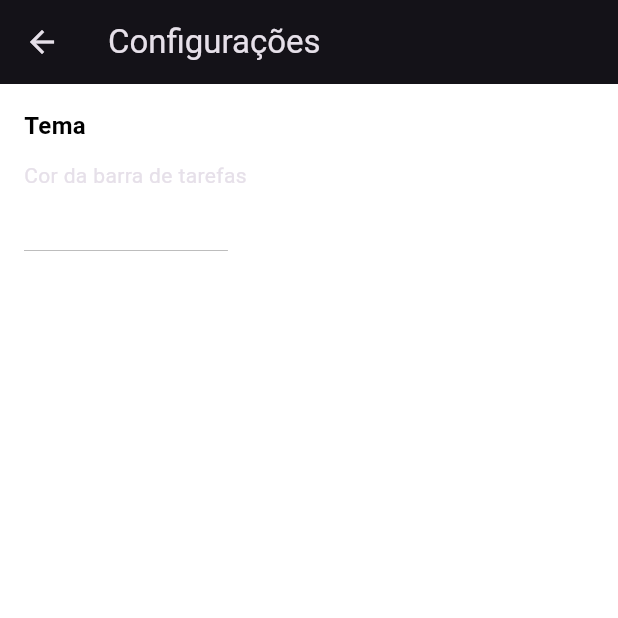
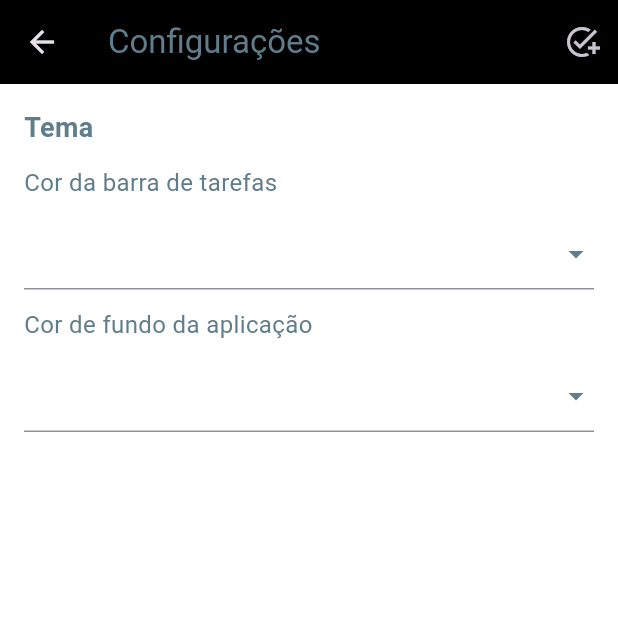
Before and after one commit to Siiki-89/listagem_favoritos_youtube, a Flutter app: the screen it shows after launch, after a tap on the "search" icon, after a tap on the "construction" icon, on a phone screen of 412 x 824 dp, the top half of it. Run offline on Flutter 3.47's test engine with Material 3 defaults, Android fonts, the phone set to English and light mode, and no system bars; our stand-ins replace shared_preferences; missing offline and left inert: network_info_plus; network calls fail.

Commit message:
apenas falta comentar

```diff
--- a/favoritos/lib/main.dart
+++ b/favoritos/lib/main.dart
@@ -6,12 +6,15 @@ import 'package:listagem_favoritos_youtube/view/page/config_page.dart';
 import 'package:listagem_favoritos_youtube/view/page/listagem_page.dart';
 import 'package:provider/provider.dart';
 
-void main() {
+void main() async {
+  WidgetsFlutterBinding.ensureInitialized();
+  final corProvider = CorProvider();
+  await corProvider.carregarCores();
   runApp(
     MultiProvider(
       providers: [
         ChangeNotifierProvider(create: (_) => InfoVideoProvider()),
-        ChangeNotifierProvider(create: (_) => CorProvider()),
+        ChangeNotifierProvider<CorProvider>.value(value: corProvider),
       ],
       child: MyApp(),
     ),
--- a/favoritos/lib/provider/cor_provider.dart
+++ b/favoritos/lib/provider/cor_provider.dart
@@ -2,21 +2,57 @@ import 'package:flutter/material.dart';
 import 'package:listagem_favoritos_youtube/model/cor_model.dart';
 import 'package:listagem_favoritos_youtube/view/page/config_page.dart';
 import 'package:provider/provider.dart';
+import 'package:shared_preferences/shared_preferences.dart';
 
 class CorProvider with ChangeNotifier {
   List<Cores> _cores = [
     Cores(nome: 'Azul', cor: Colors.blue),
     Cores(nome: 'Verde', cor: Colors.green),
-    Cores(nome: "Preto", cor: Colors.black),
+    Cores(nome: "Roxo", cor: Colors.purple),
     Cores(nome: 'Vermelho', cor: Colors.red),
+    Cores(nome: 'Branco', cor: Colors.white),
+    Cores(nome: 'Preto', cor: Colors.black),
   ];
-  Cores? _corSelecionada;
+  Cores? _corSelecionadaTarefa;
+  Cores? _corSelecionadaBackground;
 
   List<Cores> get cores => _cores;
-  Cores? get corSelecionada => _corSelecionada;
+  Cores? get corSelecionadaTarefa => _corSelecionadaTarefa;
+  Cores? get corSelecionadaBackground => _corSelecionadaBackground;
 
-  void selecionar (Cores? cor){
-    _corSelecionada = cor;
+  void selecionarCorTarefa(Cores? cor) {
+    _corSelecionadaTarefa = cor;
+    notifyListeners();
+  }
+
+  void selecionarCorBackground(Cores? cor) {
+    _corSelecionadaBackground = cor;
+    notifyListeners();
+  }
+
+  Future<void> salvarCores() async {
+    final prefs = await SharedPreferences.getInstance();
+    await prefs.setInt('backgroundColor', _corSelecionadaBackground!.cor.value);
+    await prefs.setInt('tarefaColor', _corSelecionadaTarefa!.cor.value);
+  }
+
+  Future<void> carregarCores() async {
+    final prefs = await SharedPreferences.getInstance();
+    final backgroundColor = prefs.getInt('backgroundColor');
+    final tarefaColor = prefs.getInt('tarefaColor');
+
+    if (backgroundColor != null) {
+      _corSelecionadaBackground = _cores.firstWhere(
+        (c) => c.cor.value == backgroundColor,
+      );
+    }
+
+    if (tarefaColor != null) {
+      _corSelecionadaTarefa = _cores.firstWhere(
+        (c) => c.cor.value == tarefaColor,
+      );
+    }
+
     notifyListeners();
   }
 }
--- a/favoritos/lib/service/video_service.dart
+++ b/favoritos/lib/service/video_service.dart
@@ -5,7 +5,7 @@ import 'package:listagem_favoritos_youtube/model/video_model.dart';
 import 'package:network_info_plus/network_info_plus.dart';
 
 Future<Video?> buscarVideo(String id, String categoria) async {
-   final ipv4 = await NetworkInfo().getWifiIP();
+  final ipv4 = '192.168.1.10';
   final urlListar = 'http://$ipv4:8888/video/$id';
   Uri uri = Uri.parse(urlListar);
   try {
--- a/favoritos/lib/view/page/config_page.dart
+++ b/favoritos/lib/view/page/config_page.dart
@@ -11,35 +11,83 @@ class ConfigPage extends StatelessWidget {
     final corProvider = context.watch<CorProvider>();
 
     return Scaffold(
-      backgroundColor: Colors.white,
+      backgroundColor:
+          corProvider.corSelecionadaBackground?.cor ?? Colors.white,
       appBar: AppBar(
-        title: Text('Configurações'),
+        backgroundColor: corProvider.corSelecionadaTarefa?.cor ?? Colors.black,
+        title: Text('Configurações', style: TextStyle(color: Colors.blueGrey)),
+        actions: [
+          IconButton(
+            onPressed: () async {
+              await corProvider.salvarCores();
+              ScaffoldMessenger.of(
+                context,
+              ).showSnackBar(SnackBar(content: Text('Cores salvas!')));
+            },
+            icon: Icon(Icons.add_task),
+          ),
+        ],
       ),
       body: Padding(
         padding: EdgeInsets.all(16),
         child: Column(
+          spacing: 12,
           crossAxisAlignment: CrossAxisAlignment.start,
           children: [
             Text(
               'Tema',
               style: TextStyle(
-                color: Colors.black,
+                color: Colors.blueGrey,
                 fontWeight: FontWeight.bold,
-                fontSize: 16,
+                fontSize: 18,
               ),
             ),
-            SizedBox(height: 12),
-            Text('Cor da barra de tarefas'),
-            DropdownButton<Cores>(
-              hint: Text('Selecione a cor'),
-              value: corProvider.corSelecionada,
-              onChanged: corProvider.selecionar,
-              items: corProvider.cores.map((Cores cor) {
+            Text(
+              'Cor da barra de tarefas',
+              style: TextStyle(color: Colors.blueGrey, fontSize: 16),
+            ),
+            DropdownButtonFormField<Cores>(
+              dropdownColor: Colors.grey.shade200,
+              icon: Icon(Icons.arrow_drop_down, color: Colors.blueGrey),
+              decoration: InputDecoration(
+                focusedBorder: UnderlineInputBorder(
+                  borderSide: BorderSide(color: Colors.blueGrey),
+                ),
+              ),
+              value: corProvider.corSelecionadaTarefa,
+              onChanged: corProvider.selecionarCorTarefa,
+              items:
+                  corProvider.cores.map((Cores cor) {
                     return DropdownMenuItem<Cores>(
                       value: cor,
                       child: Text(
                         cor.nome,
-                    style: TextStyle(color: cor.cor),
+                        style: TextStyle(color: Colors.blueGrey),
+                      ),
+                    );
+                  }).toList(),
+            ),
+            Text(
+              'Cor de fundo da aplicação',
+              style: TextStyle(color: Colors.blueGrey, fontSize: 16),
+            ),
+            DropdownButtonFormField(
+              dropdownColor: Colors.grey.shade200,
+              icon: Icon(Icons.arrow_drop_down, color: Colors.blueGrey),
+              value: corProvider.corSelecionadaBackground,
+              decoration: InputDecoration(
+                focusedBorder: UnderlineInputBorder(
+                  borderSide: BorderSide(color: Colors.blueGrey),
+                ),
+              ),
+              onChanged: corProvider.selecionarCorBackground,
+              items:
+                  corProvider.cores.map((Cores cor) {
+                    return DropdownMenuItem<Cores>(
+                      value: cor,
+                      child: Text(
+                        cor.nome,
+                        style: TextStyle(color: Colors.blueGrey),
                       ),
                     );
                   }).toList(),
--- a/favoritos/lib/view/page/listagem_page.dart
+++ b/favoritos/lib/view/page/listagem_page.dart
@@ -1,4 +1,5 @@
 import 'package:flutter/material.dart';
+import 'package:listagem_favoritos_youtube/provider/cor_provider.dart';
 import 'package:listagem_favoritos_youtube/provider/info_video_provider.dart';
 import 'package:provider/provider.dart';
 
@@ -7,30 +8,39 @@ class ListagemPage extends StatelessWidget {
 
   @override
   Widget build(BuildContext context) {
-    final provider = context.watch<InfoVideoProvider>();
+    final videoProvider = context.watch<InfoVideoProvider>();
+    final corProvider = context.watch<CorProvider>();
 
     return Scaffold(
-      backgroundColor: Colors.white,
+      backgroundColor:
+          corProvider.corSelecionadaBackground?.cor ?? Colors.white,
       appBar: AppBar(
+        backgroundColor: corProvider.corSelecionadaTarefa?.cor ?? Colors.white,
         title:
-            provider.mostrandoBusca
+            videoProvider.mostrandoBusca
                 ? TextField(
                   autofocus: true,
                   decoration: InputDecoration(
                     hintText: 'Buscar...',
+                    hintStyle: TextStyle(color: Colors.blueGrey),
                     border: InputBorder.none,
                   ),
-                  onChanged: provider.buscar,
+                  onChanged: videoProvider.buscar,
                 )
-                : Text('Favoritos YT'),
+                : Text(
+                  'Favoritos YT',
+                  style: TextStyle(color: Colors.blueGrey),
+                ),
         actions: [
           IconButton(
-            icon: Icon(provider.mostrandoBusca ? Icons.close : Icons.search),
+            icon: Icon(
+              videoProvider.mostrandoBusca ? Icons.close : Icons.search,
+            ),
             onPressed: () {
-              if (provider.mostrandoBusca) {
-                provider.cancelarBusca();
+              if (videoProvider.mostrandoBusca) {
+                videoProvider.cancelarBusca();
               } else {
-                provider.iniciarBusca();
+                videoProvider.iniciarBusca();
               }
             },
           ),
--- a/favoritos/pubspec.yaml
+++ b/favoritos/pubspec.yaml
@@ -37,6 +37,7 @@ dependencies:
   provider: ^6.1.5
   http: ^1.4.0
   network_info_plus: ^6.1.4
+  shared_preferences: ^2.5.3
 
 dev_dependencies:
   flutter_test:
```
Also changed, not shown: favoritos/lib/view/page/add_video_page.dart (+30 -10 lines), favoritos/pubspec.lock, 1 other file. Lines whose indentation alone changed are shown as unchanged.
